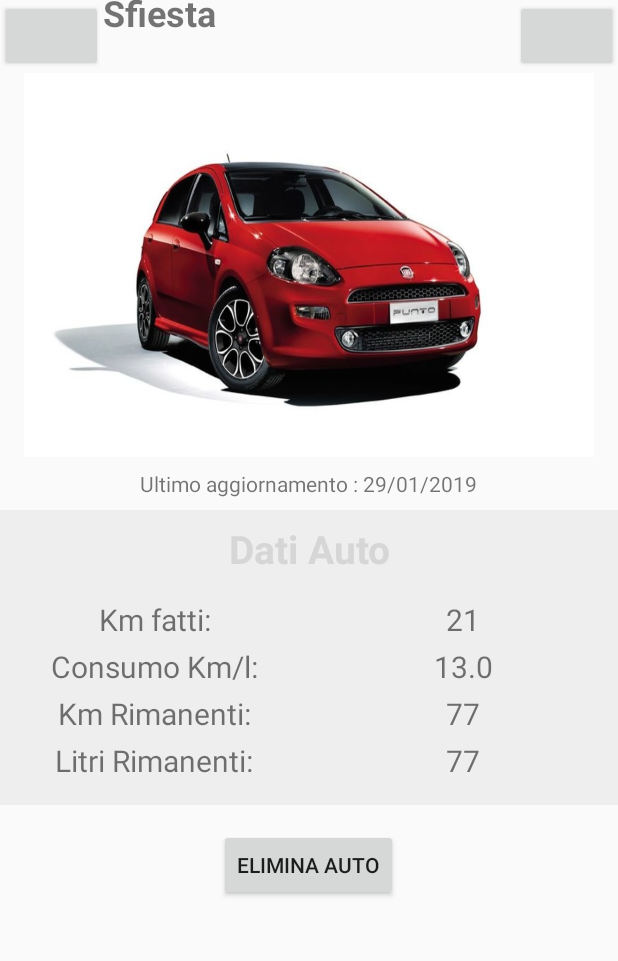
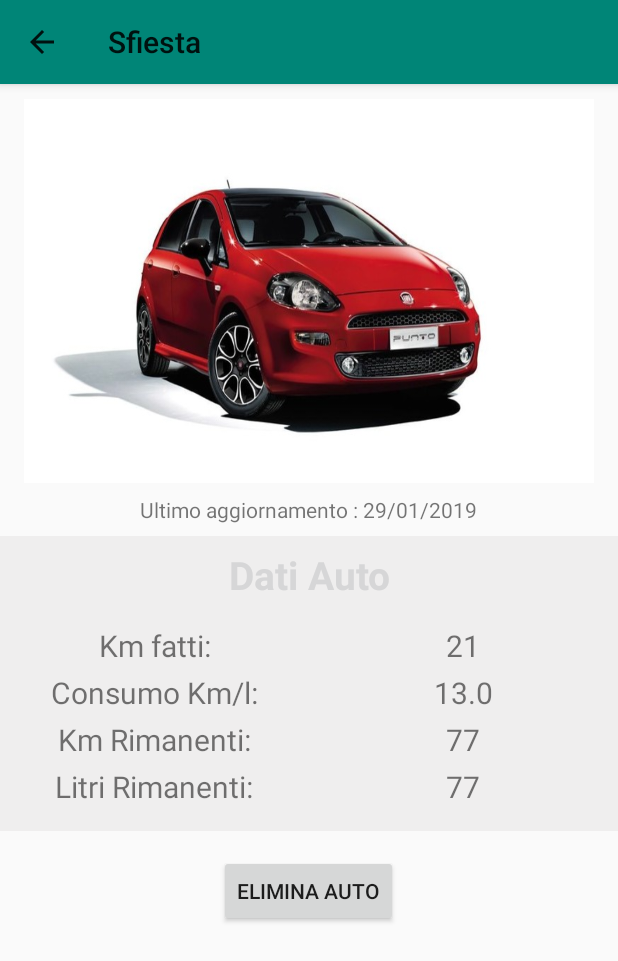
Before and after one commit to conema/BenzinApp, an Android app: the SingleCar screen opened directly, with no data from a screen before it, on a phone screen of 412 x 824 dp. Shown: the top 961 px of the screen. Run offline under Robolectric (Android 15) with nearby library versions, the phone set to English and light mode, and no system bars.

Commit message:
Menu single car

```diff
--- a/app/src/main/java/me/conema/benzinapp/SingleCar.java
+++ b/app/src/main/java/me/conema/benzinapp/SingleCar.java
@@ -5,6 +5,7 @@ import android.content.DialogInterface;
 import android.content.Intent;
 import android.support.v7.app.AppCompatActivity;
 import android.os.Bundle;
+import android.support.v7.widget.Toolbar;
 import android.view.View;
 import android.widget.Button;
 import android.widget.ImageButton;
@@ -38,14 +39,21 @@ public class SingleCar extends AppCompatActivity {
         super.onCreate(savedInstanceState);
         setContentView(R.layout.activity_single_car);
 
-        carName = (TextView) findViewById(R.id.carName);
-        kmSingleCar = (TextView) findViewById(R.id.kmSingleCar);
-        kmFatti = (TextView) findViewById(R.id.kmFatti);
-        consumo = (TextView) findViewById(R.id.consumo);
-        kmRimanenti = (TextView) findViewById(R.id.kmRimanenti);
-        lRimanenti = (TextView) findViewById(R.id.lRimanenti);
-        singleCar = (ImageButton) findViewById(R.id.singleCarImage);
-        deleteButton = (Button) findViewById(R.id.deleteButton);
+        Toolbar myToolbar = findViewById(R.id.my_toolbar);
+        myToolbar.setTitle("");
+        setSupportActionBar(myToolbar);
+
+        //Serve per visualizzare il tasto indietro
+        this.getSupportActionBar().setDisplayHomeAsUpEnabled(true);
+        this.getSupportActionBar().setDisplayShowHomeEnabled(true);
+
+        kmSingleCar = findViewById(R.id.kmSingleCar);
+        kmFatti = findViewById(R.id.kmFatti);
+        consumo = findViewById(R.id.consumo);
+        kmRimanenti = findViewById(R.id.kmRimanenti);
+        lRimanenti = findViewById(R.id.lRimanenti);
+        singleCar = findViewById(R.id.singleCarImage);
+        deleteButton = findViewById(R.id.deleteButton);
 
 
         Intent intent = getIntent();
@@ -60,7 +68,7 @@ public class SingleCar extends AppCompatActivity {
             DateFormat df = new SimpleDateFormat("dd/MM/yyyy");
             kmSingleCar.setText("Ultimo aggiornamento : " + df.format(car.getLastSync()));
 
-            carName.setText(car.getName());
+            myToolbar.setTitle(String.valueOf((car.getName())));
             kmFatti.setText(String.valueOf(car.getKmDone()));
             consumo.setText(String.valueOf(car.getKml()));
             kmRimanenti.setText(String.valueOf(car.getPercTank()));
--- a/app/src/main/res/layout/activity_single_car.xml
+++ b/app/src/main/res/layout/activity_single_car.xml
@@ -10,36 +10,24 @@
         android:layout_width="match_parent"
         android:layout_height="match_parent"
         android:orientation="vertical">
+
+        <android.support.v7.widget.Toolbar
+            android:id="@+id/my_toolbar"
+            android:layout_width="match_parent"
+            android:layout_height="?attr/actionBarSize"
+            android:background="?attr/colorPrimary"
+            android:elevation="4dp"
+            android:theme="@style/ThemeOverlay.AppCompat.ActionBar"
+            app:popupTheme="@style/ThemeOverlay.AppCompat.Light" />
+
+
         <LinearLayout
             android:layout_width="match_parent"
-            android:layout_height="wrap_content">
+            android:layout_height="match_parent"
+            android:orientation="vertical"
+            android:layout_marginTop="10dp">
 
-
-            <Button
-                android:layout_width="0sp"
-                android:layout_height="wrap_content"
-                android:layout_weight="1"
-                />
-
-            <TextView
-
-                android:id="@+id/carName"
-                android:layout_width="0sp"
-                android:layout_height="wrap_content"
-                android:layout_weight="4"
-                android:layout_gravity="center"
-                android:text=""
-                android:textSize="24sp"
-                android:textStyle="bold"
-                android:layout_marginBottom="16dp"/>
-            <Button
-                android:layout_width="0sp"
-                android:layout_height="wrap_content"
-                android:layout_weight="1"/>
-
-        </LinearLayout>
-
-        <ImageButton
+            <ImageButton
             android:id="@+id/singleCarImage"
             android:layout_width="match_parent"
             android:layout_height="256dp"
@@ -194,6 +182,7 @@
             android:layout_gravity="center"
             android:layout_marginTop="16dp"
             android:text="Elimina auto"/>
+        </LinearLayout>
 
     </LinearLayout>
 
```
